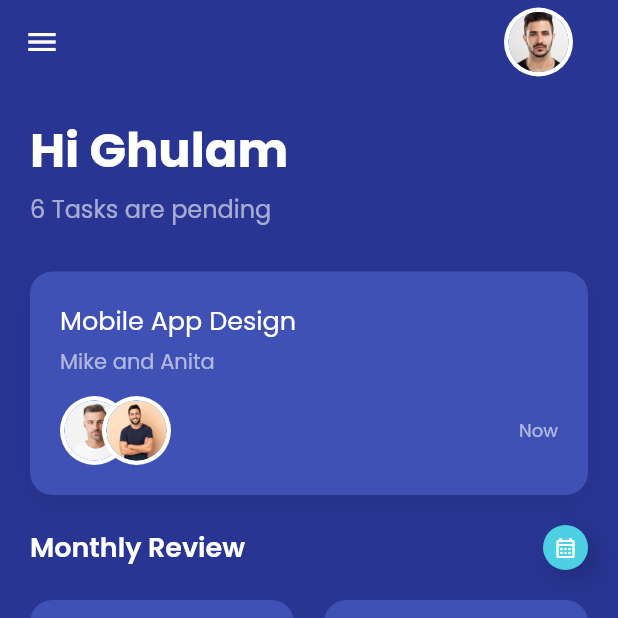
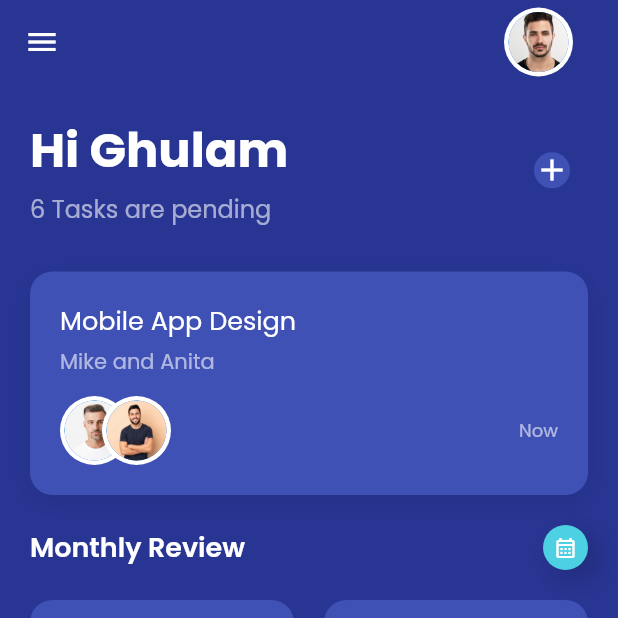
Before and after one commit to farhan-syah/flutter-training-18-Jul, a Flutter app: the HomeScreen screen opened directly, on a phone screen of 412 x 824 dp, the top half of it. Run offline on Flutter 3.47's test engine with Material 2 defaults, Android fonts, the phone set to English and light mode, and no system bars.

Commit message:
Add new Add Task Screen

```diff
--- a/lib/home.screen.dart
+++ b/lib/home.screen.dart
@@ -1,5 +1,6 @@
 // ignore_for_file: public_member_api_docs, sort_constructors_first
 import 'package:flutter/material.dart';
+import 'package:training_18_jul/add-task.screen.dart';
 import 'package:training_18_jul/const.dart';
 import 'package:training_18_jul/summary.screen.dart';
 
@@ -69,6 +70,12 @@ class HomeScreen extends StatelessWidget {
         child: Column(
           crossAxisAlignment: CrossAxisAlignment.stretch,
           children: [
+            Row(
+              children: [
+                Expanded(
+                  child: Column(
+                    crossAxisAlignment: CrossAxisAlignment.start,
+                    children: [
                       Text(
                         'Hi Ghulam',
                         style: TextStyle(
@@ -81,6 +88,31 @@ class HomeScreen extends StatelessWidget {
                       Text(
                         '6 Tasks are pending',
                         style: TextStyle(fontSize: 16, color: textColor3),
+                      ),
+                    ],
+                  ),
+                ),
+                IconButton(
+                  color: Colors.white,
+                  onPressed: () {
+                    Navigator.push(
+                      context,
+                      MaterialPageRoute(
+                        builder: (context) => const AddTaskScreen(),
+                      ),
+                    );
+                  },
+                  icon: Container(
+                    decoration: const BoxDecoration(
+                      shape: BoxShape.circle,
+                      color: Colors.indigo,
+                    ),
+                    child: const Icon(
+                      Icons.add,
+                    ),
+                  ),
+                )
+              ],
             ),
             const SizedBox(height: 30),
             const Container1(),
```
Also changed, not shown: lib/add-task.screen.dart (added, +10 -0 lines). Lines whose indentation alone changed are shown as unchanged.
